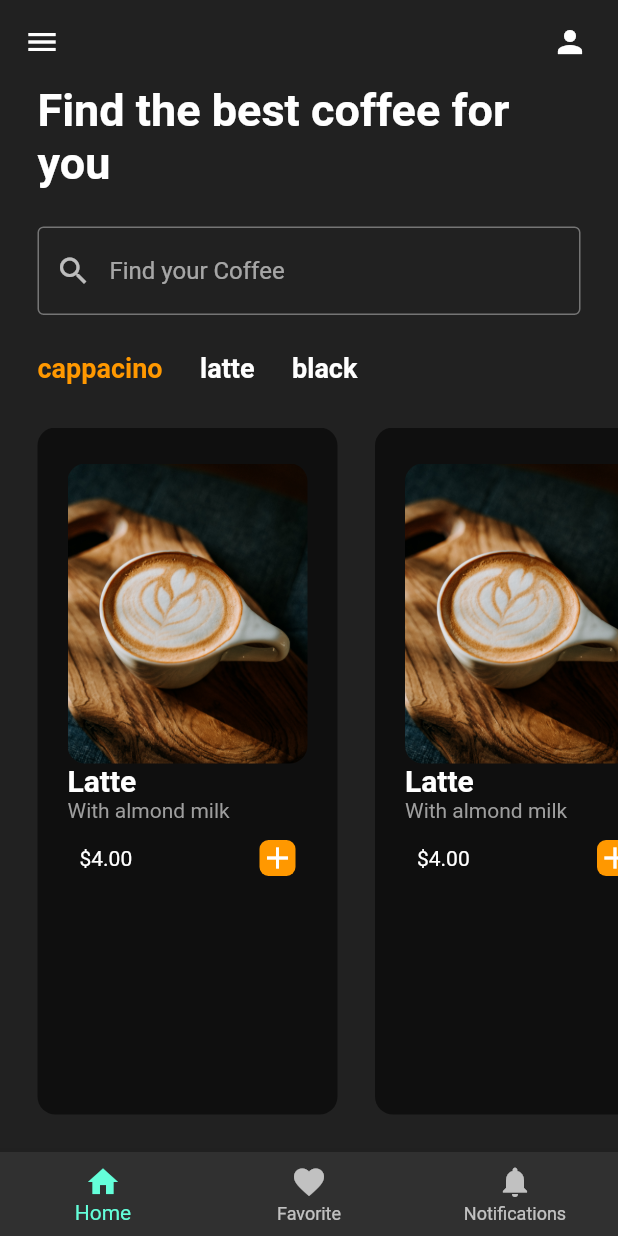
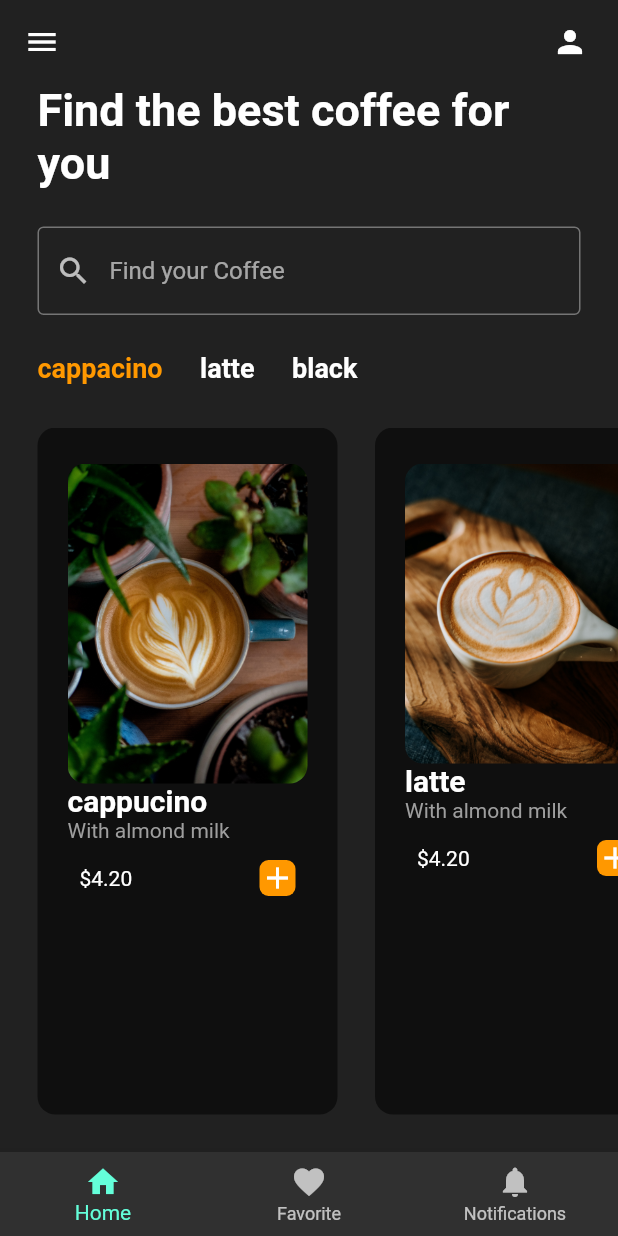
Before and after one commit to abskshrestha/flutter_ui_challenges, a Flutter app: the screen it shows after launch, on a phone screen of 412 x 824 dp. Run offline on Flutter 3.47's test engine with Material 2 defaults, Android fonts, the phone set to English and light mode, and no system bars.

Commit message:
final update

```diff
--- a/coffeeappui/lib/util/coffee_tile.dart
+++ b/coffeeappui/lib/util/coffee_tile.dart
@@ -1,7 +1,14 @@
 import 'package:flutter/material.dart';
 
 class CoffeeTile extends StatelessWidget {
-  const CoffeeTile({Key? key}) : super(key: key);
+  final String coffeeImagePath;
+  final String coffeeName;
+  final String coffeePrice;
+
+  CoffeeTile(
+      {required this.coffeeImagePath,
+      required this.coffeeName,
+      required this.coffeePrice});
 
   @override
   Widget build(BuildContext context) {
@@ -22,10 +29,9 @@ class CoffeeTile extends StatelessWidget {
               // coffee image
               ClipRRect(
                   borderRadius: BorderRadius.circular(12.0),
-                  child: Image.asset('lib/images/latte.jpg')),
-              Text("Latte",
-                  style: TextStyle(
-                      fontSize: 20, fontWeight: FontWeight.bold)),
+                  child: Image.asset(coffeeImagePath)),
+              Text(coffeeName,
+                  style: TextStyle(fontSize: 20, fontWeight: FontWeight.bold)),
 
               Text(
                 "With almond milk",
@@ -33,18 +39,20 @@ class CoffeeTile extends StatelessWidget {
               ),
 
               Padding(
-            padding: const EdgeInsets.symmetric(vertical: 12.0, horizontal: 8.0),
+                padding:
+                    const EdgeInsets.symmetric(vertical: 12.0, horizontal: 8.0),
                 child: Row(
                   mainAxisAlignment: MainAxisAlignment.spaceBetween,
                   children: [
-              Text('\$4.00'),
+                    Text('\$' + coffeePrice),
                     Container(
                         decoration: BoxDecoration(
                           color: Colors.orange,
                           borderRadius: BorderRadius.circular(6),
                         ),
                         child: Icon(Icons.add))
-            ],),
+                  ],
+                ),
               ),
             ],
 
@@ -52,9 +60,6 @@ class CoffeeTile extends StatelessWidget {
           ),
         ),
         //Row
-
-
-
       ),
     );
   }
```
Lines whose indentation alone changed are shown as unchanged.
